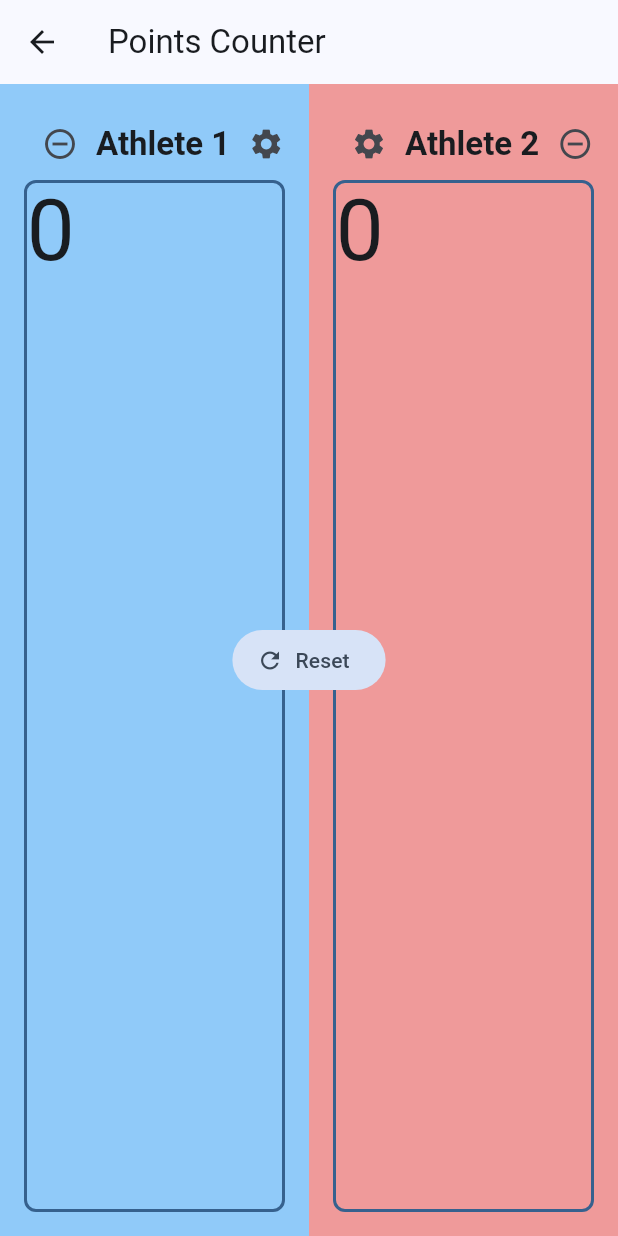
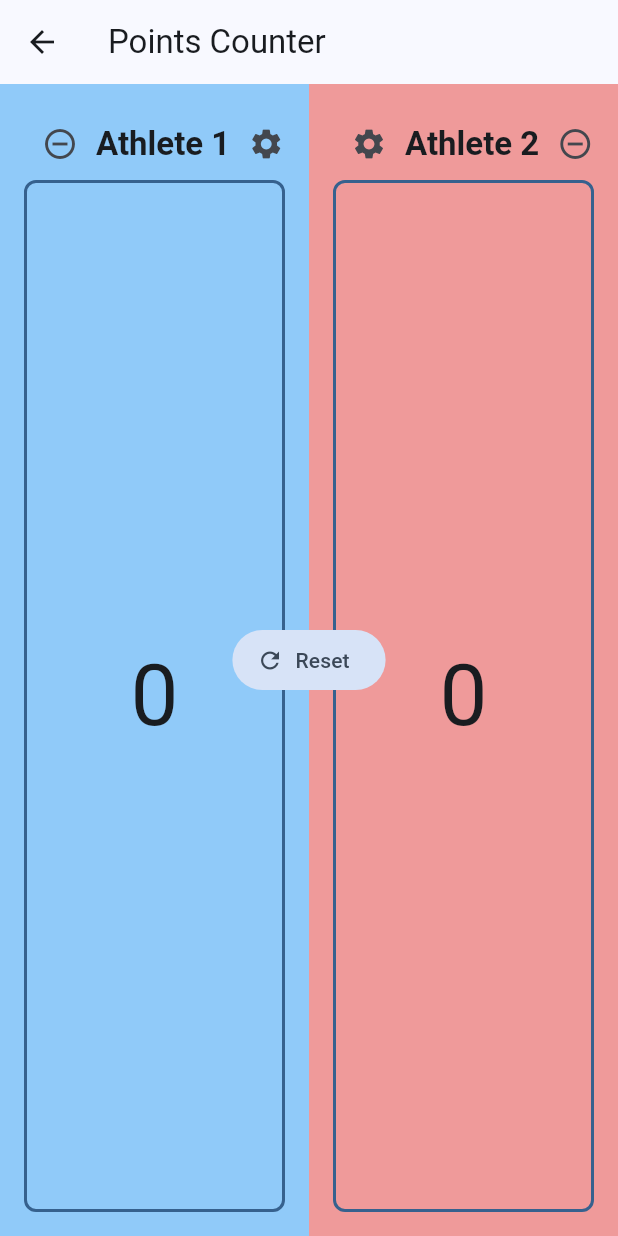
Before and after one commit to iusildra/sports_toolbox, a Flutter app: the PointsCounterPage screen opened directly, on a phone screen of 412 x 824 dp. Run offline on Flutter 3.47's test engine with Material 3 defaults, Android fonts, the phone set to English and light mode, and no system bars.

Commit message:
fix: score centering

```diff
--- a/lib/app/counter/points_counter.dart
+++ b/lib/app/counter/points_counter.dart
@@ -3,6 +3,7 @@ import 'package:sports_toolbox/app/counter/athlete.dart';
 import 'package:sports_toolbox/app/counter/counter_setup.dart';
 import 'package:sports_toolbox/app/counter/penalty.dart';
 import 'package:sports_toolbox/app/counter/penalty_picket.dart';
+import 'package:sports_toolbox/app/decorations.dart';
 import 'package:sports_toolbox/components/dialogs.dart';
 
 class PointsCounterPage extends StatefulWidget {
@@ -152,18 +153,22 @@ class _PointsCounterState extends State<PointsCounterPage> {
               child: GestureDetector(
                 onTap: () => incrementScore(athlete.key),
                 child: Container(
-                  decoration: BoxDecoration(
-                    border: Border.all(
-                      color: Theme.of(context).colorScheme.primary,
-                      style: BorderStyle.solid,
-                      width: 2,
+                  decoration: Borders.surrounding(context),
+                  child: scoreDisplay(context, athlete),
                 ),
-                    borderRadius: BorderRadius.circular(8),
               ),
-                  child: Center(
-                    child: Column(
+            ),
+          ],
+        ),
+      ),
+    );
+  }
+
+  Widget scoreDisplay(BuildContext context, Athlete athlete) => Column(
+    mainAxisAlignment: MainAxisAlignment.center,
     children: [
       Row(
+        mainAxisAlignment: MainAxisAlignment.center,
         children: [
           Text(
             athlete.scoreWithoutPenalties.toString(),
@@ -181,18 +186,8 @@ class _PointsCounterState extends State<PointsCounterPage> {
         alignment: WrapAlignment.start,
         spacing: 8,
         runSpacing: 8,
-                          children:
-                              athlete.penalties.map((p) => p.asIcons).toList(),
+        children: athlete.penalties.map((p) => p.asIcons).toList(),
       ),
     ],
-                    ),
-                  ),
-                ),
-              ),
-            ),
-          ],
-        ),
-      ),
   );
 }
-}
--- /dev/null
+++ b/lib/app/decorations.dart
@@ -0,0 +1,12 @@
+import 'package:flutter/material.dart';
+
+class Borders {
+  static surrounding(BuildContext context, {double width = 2, double radius = 8}) => BoxDecoration(
+    border: Border.all(
+      color: Theme.of(context).colorScheme.primary,
+      style: BorderStyle.solid,
+      width: width,
+    ),
+    borderRadius: BorderRadius.circular(radius),
+  );
+}
```
Lines whose indentation alone changed are shown as unchanged.
